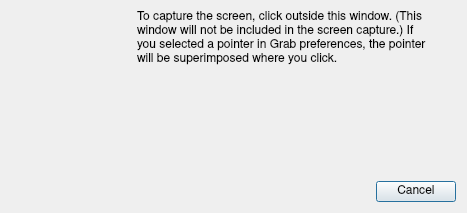
Qt form Under Construction/Grab.app/Resources/dialog_screen_grab.ui (helloSystem/Utilities) before a commit.
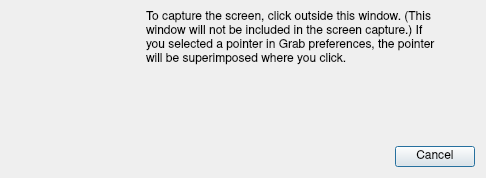
The same form after that commit. Icons and pictures are not drawn.

The edit to the form file:
```diff
--- a/Under Construction/Grab.app/Resources/dialog_screen_grab.ui
+++ b/Under Construction/Grab.app/Resources/dialog_screen_grab.ui
@@ -9,8 +9,8 @@
    <rect>
     <x>0</x>
     <y>0</y>
-    <width>467</width>
-    <height>213</height>
+    <width>486</width>
+    <height>178</height>
    </rect>
   </property>
   <property name="focusPolicy">
```
